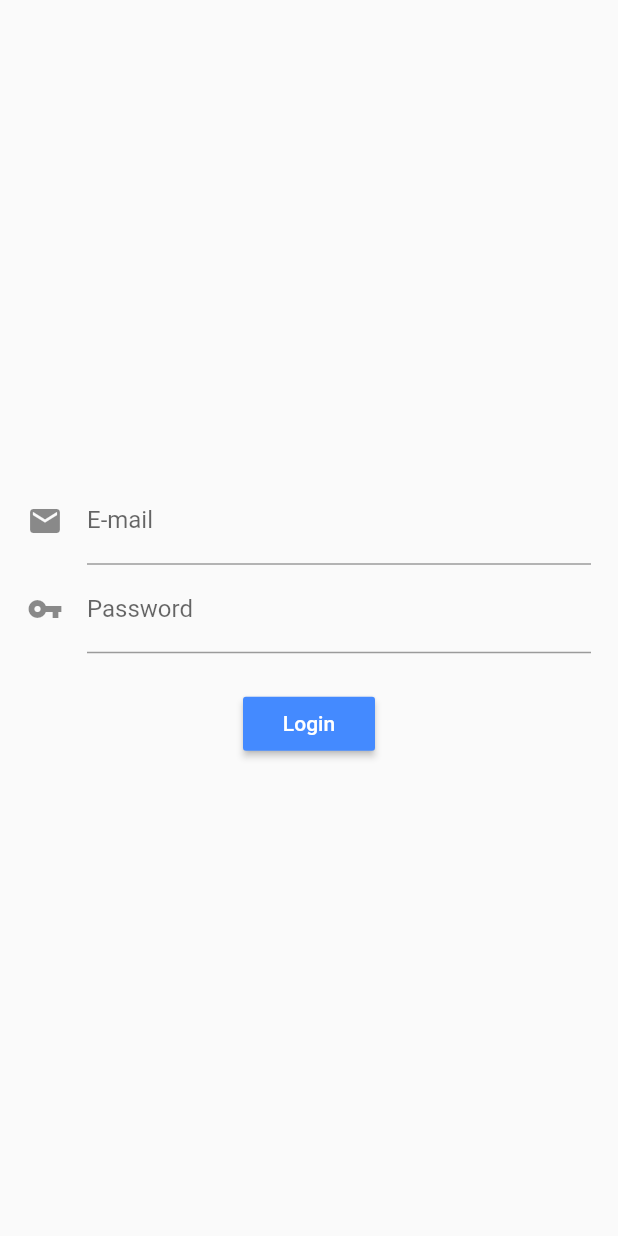
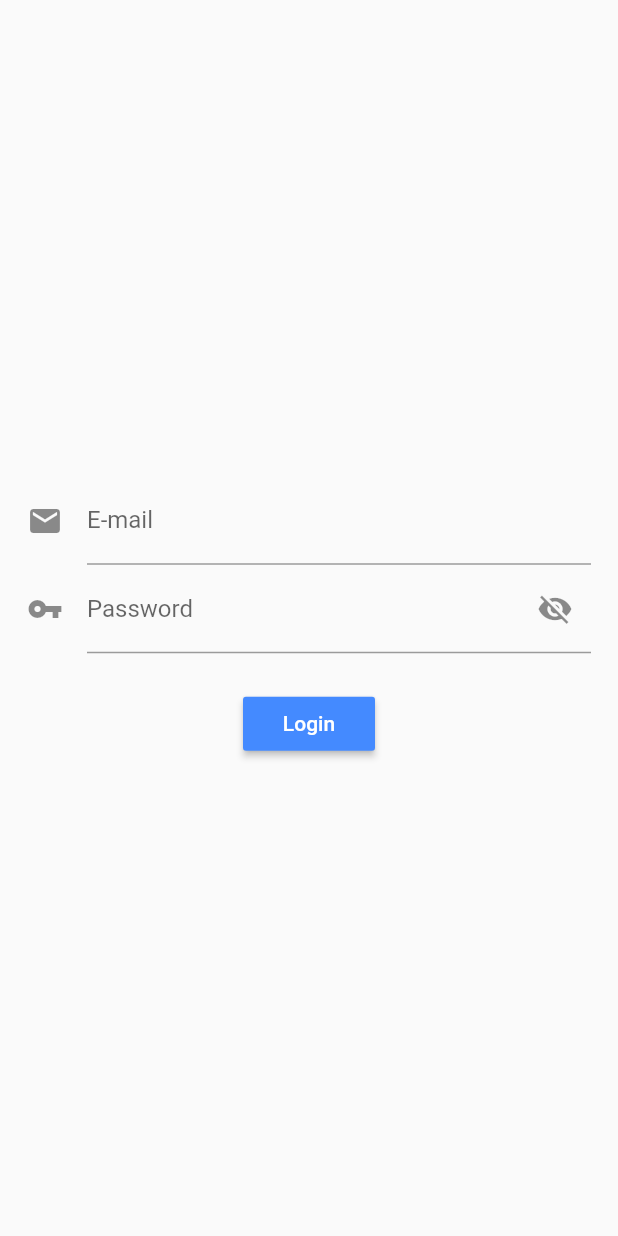
Before and after one commit to evrenvural/flutter-form-validation, a Flutter app: the screen it shows after launch, on a phone screen of 412 x 824 dp. Run offline on Flutter 3.47's test engine with Material 2 defaults, Android fonts, the phone set to English and light mode, and no system bars.

Commit message:
obscure text control button was added

```diff
--- a/lib/login_view.dart
+++ b/lib/login_view.dart
@@ -10,6 +10,7 @@ class LoginView extends StatefulWidget {
 class _LoginViewState extends State<LoginView> {
   GlobalKey<FormState> formState = GlobalKey();
   bool isAutoValidate = false;
+  bool obscureText = true;
 
   @override
   Widget build(BuildContext context) {
@@ -36,15 +37,24 @@ class _LoginViewState extends State<LoginView> {
               ),
               TextFormField(
                 decoration: InputDecoration(
-                  icon: Icon(Icons.vpn_key),
-                  labelText: "Password",
-                ),
+                    icon: Icon(Icons.vpn_key),
+                    labelText: "Password",
+                    suffixIcon: IconButton(
+                      icon: Icon(obscureText
+                          ? Icons.visibility_off
+                          : Icons.visibility),
+                      onPressed: () {
+                        setState(() {
+                          obscureText = !obscureText;
+                        });
+                      },
+                    )),
                 validator: (value) {
                   return value.length > 5
                       ? null
                       : "Password must be at least 5 characters";
                 },
-                obscureText: true,
+                obscureText: obscureText,
               ),
               Container(
                 margin: EdgeInsets.only(top: 23.0),
```
